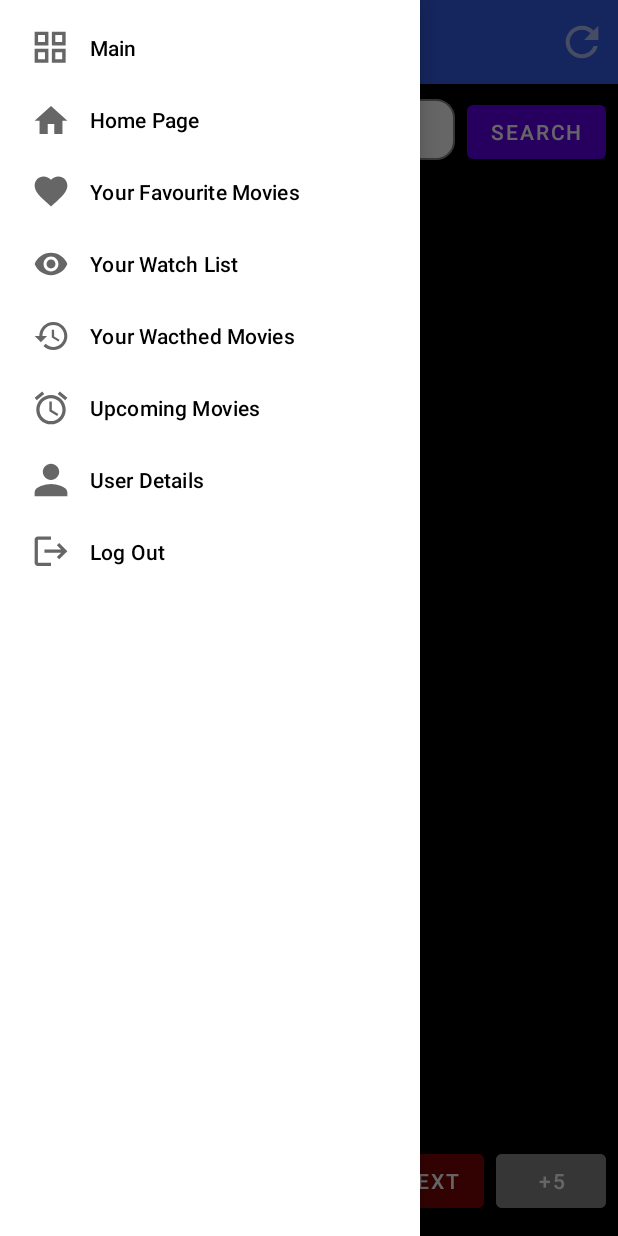
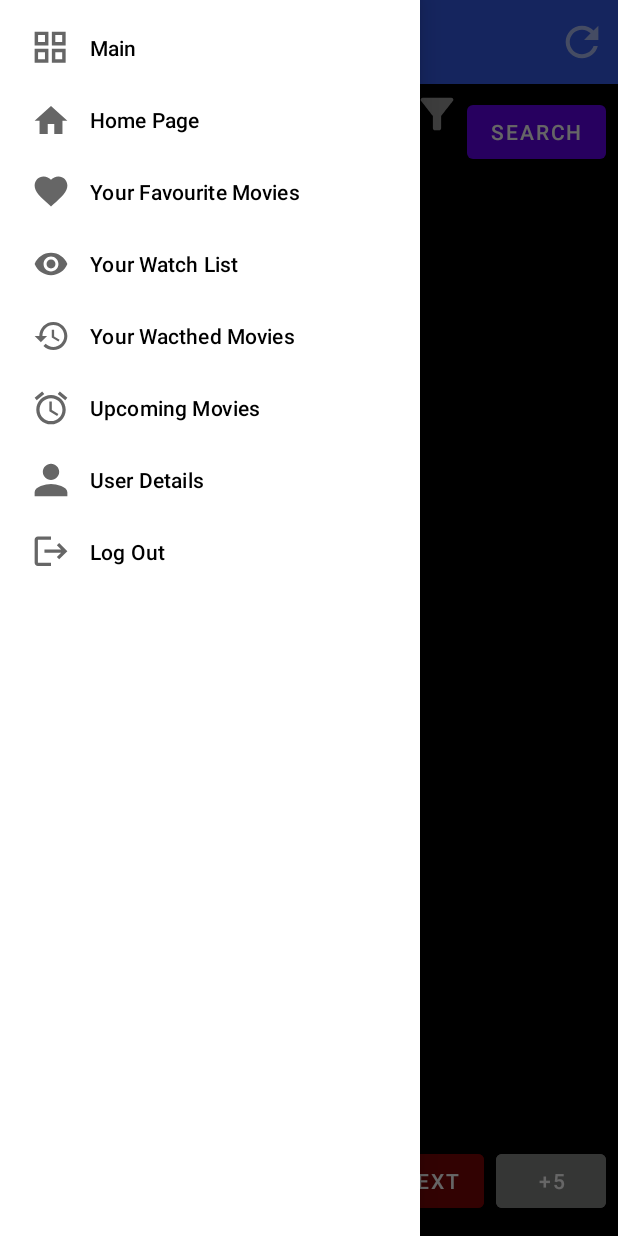
Before and after one commit to liamnet1/androidJavaMovieManagement, an Android app: the HomeActivity screen opened directly, with no data from a screen before it, with the side drawer open, on a phone screen of 412 x 824 dp. Run offline under Robolectric (Android 15) with nearby library versions, the phone set to English and light mode, and no system bars; our stand-ins replace Firebase (no records; nobody signed in at launch, a user with empty details on screens opened directly); pictures from the network do not load; 1 statement that could not run was skipped.

Commit message:
N Ver Sent

```diff
--- a/app/src/main/java/com/example/LMDb/YourCustomMoviesActivity.java
+++ b/app/src/main/java/com/example/LMDb/YourCustomMoviesActivity.java
@@ -74,6 +74,8 @@ public class YourCustomMoviesActivity extends AppCompatActivity {
                 loadFragment(new LikedMoviesFragment());
             } else if (id == R.id.watchListMovies) {
                 loadFragment(new MoviesWatchListFragment());
+            } else if (id == R.id.upcomingMovies) {
+                loadFragment(new UpcomingMoviesFragment());
             } else if (id == R.id.userDetails) {
                 Intent intent = new Intent(this, UserDetailsActivity.class);
                 intent.putExtra("previousActivity", "AuthenticationActivity");
--- /dev/null
+++ b/app/src/main/res/drawable-anydpi/ic_filter_logo.xml
@@ -0,0 +1,16 @@
+<vector xmlns:android="http://schemas.android.com/apk/res/android"
+    android:width="24dp"
+    android:height="24dp"
+    android:viewportWidth="24"
+    android:viewportHeight="24"
+    android:tint="#333333"
+    android:alpha="0.6">
+  <group android:scaleX="1.3636364"
+      android:scaleY="1.3636364"
+      android:translateX="-4.3636365"
+      android:translateY="-4.3636365">
+    <path
+        android:fillColor="@android:color/white"
+        android:pathData="M4.25,5.66c0.1,0.13 5.74,7.33 5.74,7.33V19c0,0.55 0.45,1 1.01,1h2.01c0.55,0 1.01,-0.45 1.01,-1v-6.02s5.49,-7.02 5.75,-7.34C20.03,5.32 20,5 20,5c0,-0.55 -0.45,-1 -1.01,-1H5.01C4.4,4 4,4.48 4,5c0,0.2 0.06,0.44 0.25,0.66z"/>
+  </group>
+</vector>
--- a/app/src/main/res/layout/activity_home_page.xml
+++ b/app/src/main/res/layout/activity_home_page.xml
@@ -41,7 +41,7 @@
             <!-- Speech Button -->
             <Button
                 android:id="@+id/btnSpeak"
-                android:layout_width="wrap_content"
+                android:layout_width="50dp"
                 android:layout_height="wrap_content"
                 android:background="?attr/selectableItemBackgroundBorderless"
                 android:drawableLeft="@drawable/ic_mic" />
@@ -54,6 +54,15 @@
                 android:hint="Search movies..."
                 android:padding="8dp"
                 android:background="@drawable/edit_text_bg" />
+
+            <ImageButton
+                android:id="@+id/btnFilter"
+                android:layout_width="wrap_content"
+                android:layout_height="wrap_content"
+                android:src="@drawable/ic_filter_logo"
+                android:background="?attr/selectableItemBackgroundBorderless"
+                app:tint="@android:color/white"
+                android:contentDescription="Filter"/>
 
             <Button
                 android:id="@+id/btnSearch"
--- /dev/null
+++ b/app/src/main/res/menu/menu_filters.xml
@@ -0,0 +1,39 @@
+<?xml version="1.0" encoding="utf-8"?>
+<menu xmlns:android="http://schemas.android.com/apk/res/android"
+    xmlns:app="http://schemas.android.com/apk/res-auto">
+    <item
+        android:id="@+id/action_filter_movies"
+        android:icon="@drawable/ic_filter_logo"
+        android:title="Filter"
+        app:showAsAction="always" />
+    <!-- Genre Filters -->
+    <group android:checkableBehavior="none">
+        <item android:id="@+id/filter_action" android:title="Action"/>
+        <item android:id="@+id/filter_drama" android:title="Drama"/>
+        <item android:id="@+id/filter_comedy" android:title="Comedy"/>
+        <item android:id="@+id/filter_horror" android:title="Horror"/>
+        <item android:id="@+id/filter_sci_fi" android:title="Sci-Fi"/>
+        <item android:id="@+id/filter_thriller" android:title="Thriller"/>
+    </group>
+
+    <!-- Sort By Filters -->
+    <group android:checkableBehavior="none">
+        <item android:id="@+id/filter_popularity" android:title="Popularity"/>
+        <item android:id="@+id/filter_release_date" android:title="Release Date"/>
+        <item android:id="@+id/filter_vote_average" android:title="Vote Average"/>
+    </group>
+
+    <!-- Other Filters -->
+    <group android:checkableBehavior="none">
+        <item android:id="@+id/filter_upcoming" android:title="Upcoming"/>
+    </group>
+
+    <!-- Age Filters -->
+    <group android:checkableBehavior="none">
+        <item android:id="@+id/filter_18_plus" android:title="18+"/>
+        <item android:id="@+id/filter_14_plus" android:title="14+"/>
+        <item android:id="@+id/filter_rated_r" android:title="Rated R"/>
+        <item android:id="@+id/filter_adults_only" android:title="Adults Only"/>
+        <item android:id="@+id/filter_7_plus" android:title="7+"/>
+    </group>
+</menu>
```
Also changed, not shown: app/src/main/java/com/example/LMDb/helpers/HomePageMenuHelper.java (+49 -0 lines), app/src/main/res/layout/fragment_liked_movies.xml (+9 -0 lines), app/src/main/res/layout/fragment_movies_watch_list.xml (+9 -0 lines), app/src/main/res/layout/fragment_upcoming_movies.xml (+9 -0 lines), app/src/main/res/layout/fragment_watched_movies.xml (+9 -0 lines), app/src/main/res/drawable-hdpi/ic_filter_logo.png (added), app/src/main/res/drawable-mdpi/ic_filter_logo.png (added), app/src/main/res/drawable-xhdpi/ic_filter_logo.png (added), app/src/main/res/drawable-xxhdpi/ic_filter_logo.png (added).
